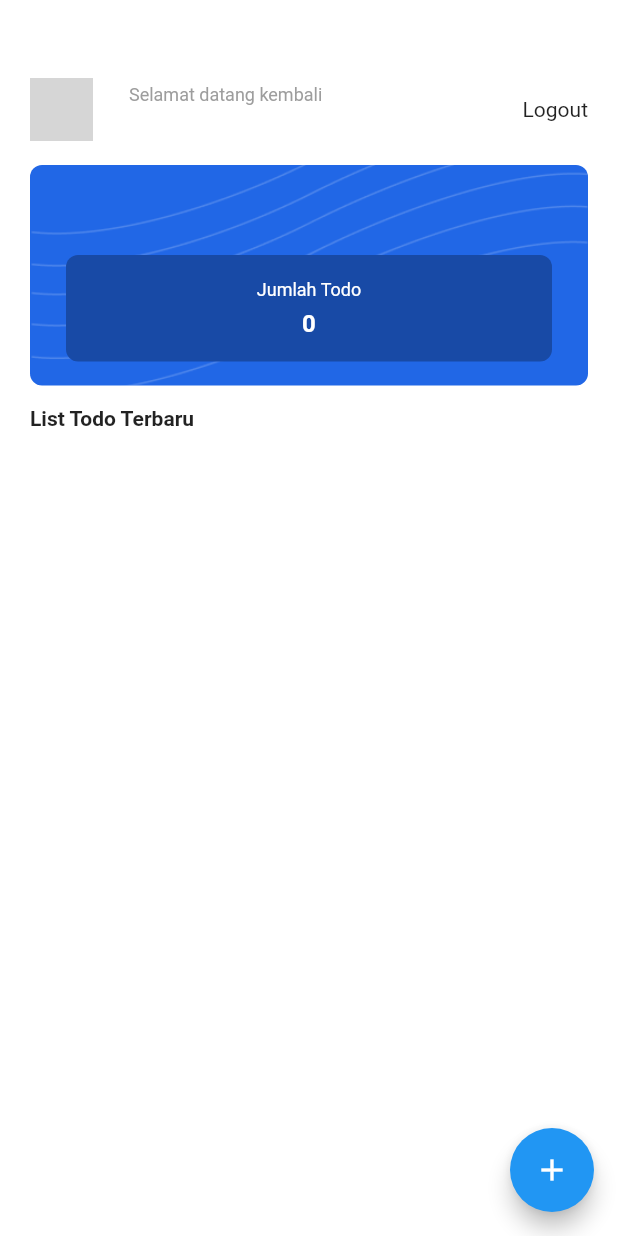
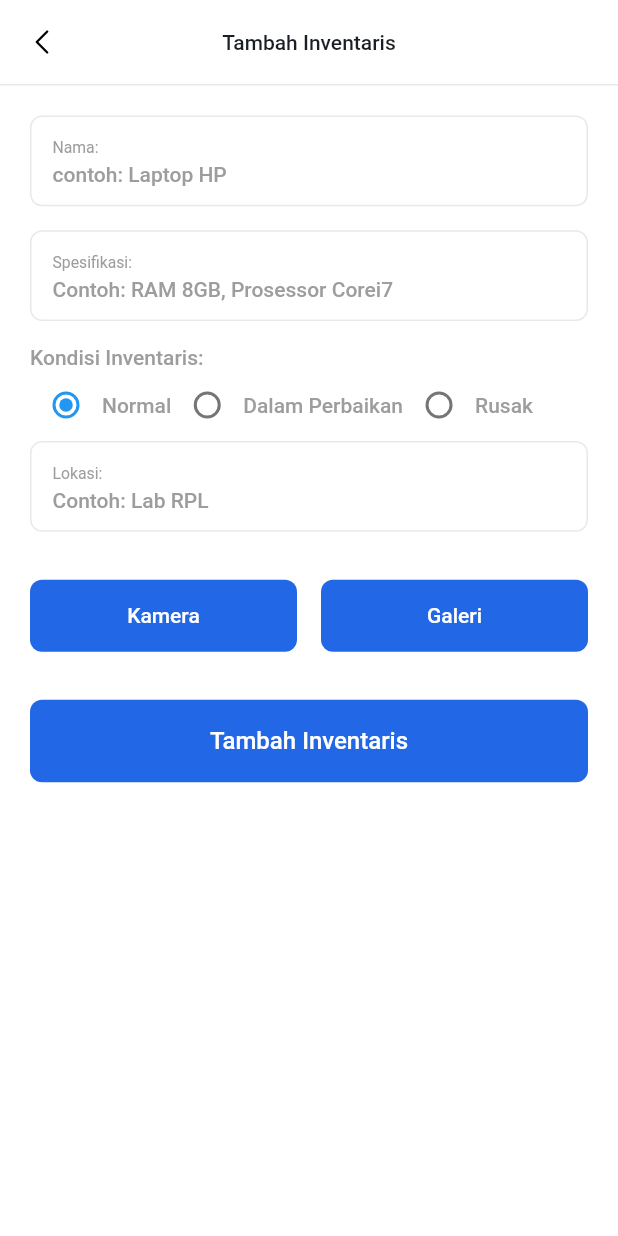
Before and after one commit to hayodavis/lab-manajemen-sekolah, a Flutter app: the HomeView screen opened by its route, after a tap on the "add" icon, on a phone screen of 412 x 824 dp. Run offline on Flutter 3.47's test engine with Material 2 defaults, Android fonts, the phone set to English and light mode, and no system bars; our stand-ins replace cloud_firestore, file_picker, firebase_auth, firebase_core, firebase_storage, flutter_svg and 1 more; missing offline and left inert: camera_camera; accounts and stored records are empty; network calls fail; Roboto replaces fonts that are missing (inter, poppins); grey boxes are pictures that could not be loaded.

Commit message:
Penambahan fitur upload inventaris

```diff
--- /dev/null
+++ b/lib/app/modules/add_inventory/bindings/add_inventory_binding.dart
@@ -0,0 +1,12 @@
+import 'package:get/get.dart';
+
+import '../controllers/add_inventory_controller.dart';
+
+class AddInventoryBinding extends Bindings {
+  @override
+  void dependencies() {
+    Get.lazyPut<AddInventoryController>(
+      () => AddInventoryController(),
+    );
+  }
+}
--- /dev/null
+++ b/lib/app/modules/add_inventory/views/add_inventory_view.dart
@@ -0,0 +1,207 @@
+import 'package:flutter/material.dart';
+import 'package:flutter_svg/svg.dart';
+
+import 'package:get/get.dart';
+
+import '../../../utils/app_color.dart';
+import '../../../widgets/custom_input.dart';
+import '../controllers/add_inventory_controller.dart';
+
+class AddInventoryView extends GetView<AddInventoryController> {
+  const AddInventoryView({Key? key}) : super(key: key);
+  @override
+  Widget build(BuildContext context) {
+    return Scaffold(
+      appBar: AppBar(
+        title: Text(
+          'Tambah Inventaris',
+          style: TextStyle(
+            color: AppColor.secondary,
+            fontSize: 14,
+          ),
+        ),
+        leading: IconButton(
+          onPressed: () => Get.back(),
+          icon: SvgPicture.asset('assets/icons/arrow-left.svg'),
+        ),
+        backgroundColor: Colors.white,
+        elevation: 0,
+        centerTitle: true,
+        bottom: PreferredSize(
+          preferredSize: Size.fromHeight(1),
+          child: Container(
+            width: MediaQuery.of(context).size.width,
+            height: 1,
+            color: AppColor.secondaryExtraSoft,
+          ),
+        ),
+      ),
+      body: GetBuilder<AddInventoryController>(builder: (controller) {
+        return ListView(
+          shrinkWrap: true,
+          physics: BouncingScrollPhysics(),
+          padding: EdgeInsets.all(20),
+          children: [
+            CustomInput(
+              controller: controller.titleC,
+              label: 'Nama:',
+              hint: 'contoh: Laptop HP',
+            ),
+            CustomInput(
+              controller: controller.specC,
+              label: 'Spesifikasi:',
+              hint: 'Contoh: RAM 8GB, Prosessor Corei7',
+            ),
+            Text(
+              "Kondisi Inventaris:",
+              style: TextStyle(
+                fontSize: 14,
+                fontFamily: 'poppins',
+                fontWeight: FontWeight.w500,
+                color: AppColor.secondarySoft,
+              ),
+            ),
+            Obx(() => Column(
+                  children: [
+                    Row(
+                      children: [
+                        Radio(
+                          value: "Normal",
+                          groupValue: controller.radio.value,
+                          onChanged: (value) => controller.setRadio(value),
+                        ),
+                        Text(
+                          "Normal",
+                          style: TextStyle(
+                            fontSize: 14,
+                            fontFamily: 'poppins',
+                            fontWeight: FontWeight.w500,
+                            color: AppColor.secondarySoft,
+                          ),
+                        ),
+                        Radio(
+                          value: "Dalam Perbaikan",
+                          groupValue: controller.radio.value,
+                          onChanged: (value) => controller.setRadio(value),
+                        ),
+                        Text(
+                          "Dalam Perbaikan",
+                          style: TextStyle(
+                            fontSize: 14,
+                            fontFamily: 'poppins',
+                            fontWeight: FontWeight.w500,
+                            color: AppColor.secondarySoft,
+                          ),
+                        ),
+                        Radio(
+                          value: "Rusak",
+                          groupValue: controller.radio.value,
+                          onChanged: (value) => controller.setRadio(value),
+                        ),
+                        Text(
+                          "Rusak",
+                          style: TextStyle(
+                            fontSize: 14,
+                            fontFamily: 'poppins',
+                            fontWeight: FontWeight.w500,
+                            color: AppColor.secondarySoft,
+                          ),
+                        ),
+                      ],
+                    ),
+                  ],
+                )),
+            CustomInput(
+              controller: controller.lokasiC,
+              label: 'Lokasi:',
+              hint: 'Contoh: Lab RPL',
+            ),
+            (controller.file != null)
+                ? Image.file(controller.file!)
+                : const SizedBox(),
+            const SizedBox(
+              height: 16,
+            ),
+            Row(
+              children: [
+                Expanded(
+                  child: ElevatedButton(
+                    onPressed: () => controller.toCamera(),
+                    child: Text(
+                      'Kamera',
+                      style: TextStyle(
+                        fontSize: 14,
+                        fontFamily: 'poppins',
+                      ),
+                    ),
+                    style: ElevatedButton.styleFrom(
+                      primary: AppColor.primary,
+                      padding: EdgeInsets.symmetric(vertical: 16),
+                      elevation: 0,
+                      shape: RoundedRectangleBorder(
+                        borderRadius: BorderRadius.circular(8),
+                      ),
+                    ),
+                  ),
+                ),
+                const SizedBox(
+                  width: 16,
+                ),
+                Expanded(
+                  child: ElevatedButton(
+                    onPressed: () => controller.pickFile(),
+                    child: Text(
+                      'Galeri',
+                      style: TextStyle(
+                        fontSize: 14,
+                        fontFamily: 'poppins',
+                      ),
+                    ),
+                    style: ElevatedButton.styleFrom(
+                      primary: AppColor.primary,
+                      padding: EdgeInsets.symmetric(vertical: 16),
+                      elevation: 0,
+                      shape: RoundedRectangleBorder(
+                        borderRadius: BorderRadius.circular(8),
+                      ),
+                    ),
+                  ),
+                ),
+              ],
+            ),
+            SizedBox(height: 32),
+            Container(
+              width: MediaQuery.of(context).size.width,
+              child: Obx(
+                () => ElevatedButton(
+                  onPressed: () {
+                    if (controller.isLoading.isFalse) {
+                      controller.addTodo();
+                    }
+                  },
+                  child: Text(
+                    (controller.isLoading.isFalse)
+                        ? 'Tambah Inventaris'
+                        : 'Loading...',
+                    style: TextStyle(
+                      fontSize: 16,
+                      fontFamily: 'poppins',
+                    ),
+                  ),
+                  style: ElevatedButton.styleFrom(
+                    primary: AppColor.primary,
+                    padding: EdgeInsets.symmetric(vertical: 18),
+                    elevation: 0,
+                    shape: RoundedRectangleBorder(
+                      borderRadius: BorderRadius.circular(8),
+                    ),
+                  ),
+                ),
+              ),
+            )
+          ],
+        );
+      }),
+    );
+  }
+}
--- a/lib/app/modules/home/views/home_view.dart
+++ b/lib/app/modules/home/views/home_view.dart
@@ -171,7 +171,7 @@ class HomeView extends GetView<HomeController> {
                         mainAxisAlignment: MainAxisAlignment.spaceBetween,
                         children: [
                           Text(
-                            "List Todo Terbaru",
+                            "List Inventaris Terbaru",
                             style: TextStyle(
                               fontFamily: "poppins",
                               fontWeight: FontWeight.w600,
@@ -274,7 +274,7 @@ class HomeView extends GetView<HomeController> {
           }),
       floatingActionButton: FloatingActionButton(
         onPressed: () {
-          //Get.toNamed(Routes.ADD_TODO);
+          Get.toNamed(Routes.ADD_INVENTORY);
         },
         child: Icon(
           Icons.add,
--- a/lib/app/routes/app_routes.dart
+++ b/lib/app/routes/app_routes.dart
@@ -6,6 +6,7 @@ abstract class Routes {
   static const HOME = _Paths.HOME;
   static const LOGIN = _Paths.LOGIN;
   static const REGISTER = _Paths.REGISTER;
+  static const ADD_INVENTORY = _Paths.ADD_INVENTORY;
 }
 
 abstract class _Paths {
@@ -13,4 +14,5 @@ abstract class _Paths {
   static const HOME = '/home';
   static const LOGIN = '/login';
   static const REGISTER = '/register';
+  static const ADD_INVENTORY = '/add-inventory';
 }
--- a/pubspec.yaml
+++ b/pubspec.yaml
@@ -17,6 +17,8 @@ dependencies:
   flutter_svg: ^2.0.7
   intl: ^0.18.1
   uuid: ^3.0.7
+  file_picker: ^5.5.0
+  camera_camera: ^3.0.0
 
 dev_dependencies:
   flutter_lints: ^2.0.0
```
Also changed, not shown: lib/app/modules/add_inventory/controllers/add_inventory_controller.dart (added, +134 -0 lines), lib/app/modules/add_inventory/views/camera_view.dart (added, +16 -0 lines), lib/app/routes/app_pages.dart (+8 -0 lines), pubspec.lock, 1 other file.
